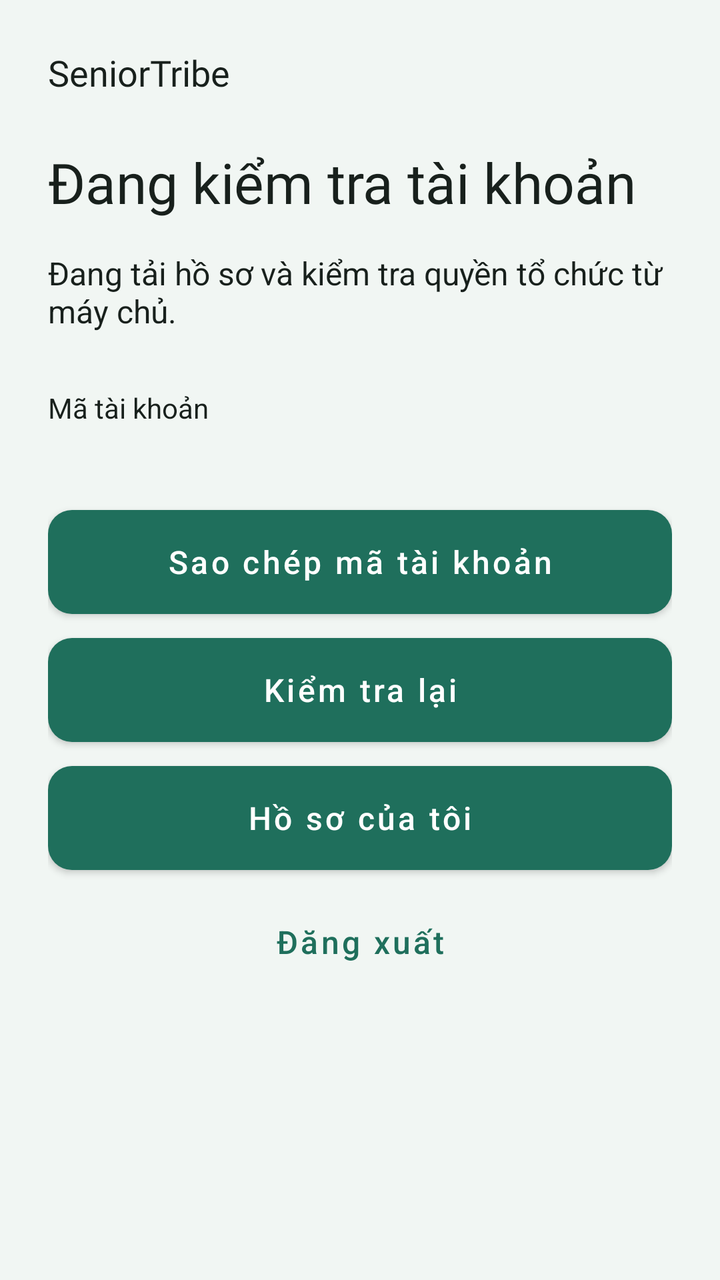
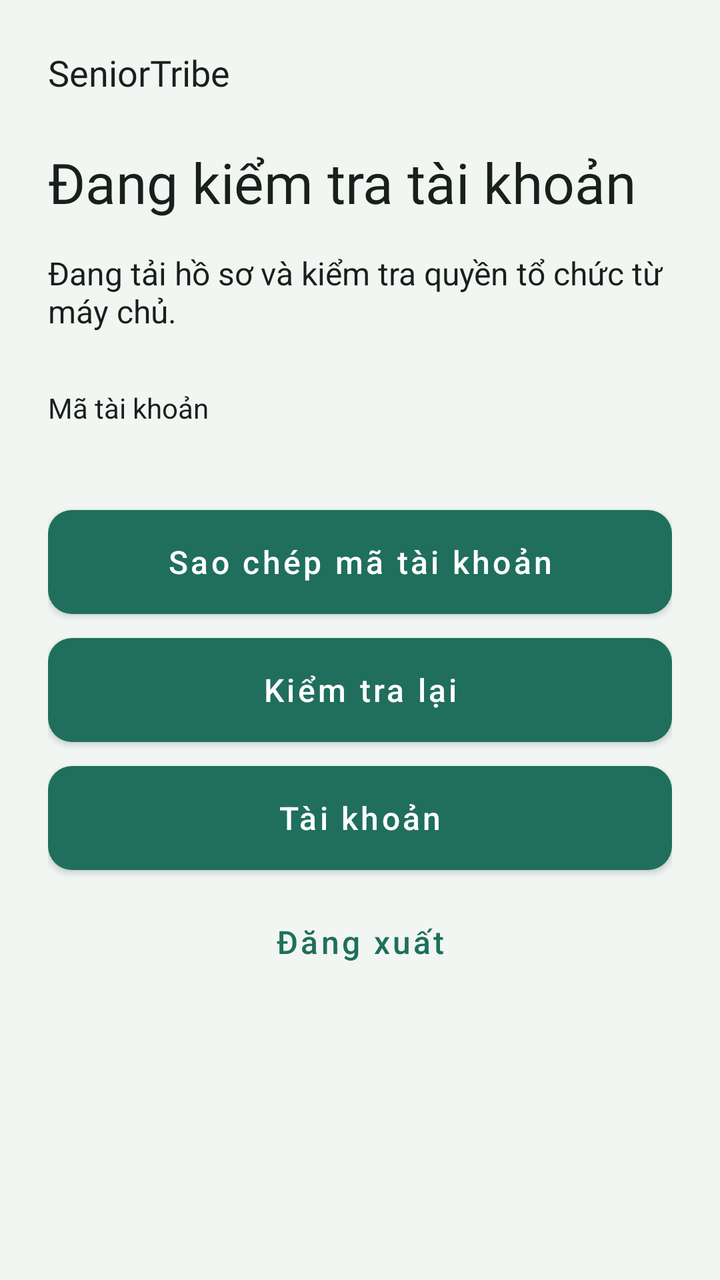

An Android layout rendered at two revisions. The XML below is the earlier revision; the diff shows what the commit changed to produce the second picture.
<!-- AndroidManifest.xml: application theme Theme.SeniorTribeApp -->
<!-- res/layout/activity_session_gate.xml -->
<?xml version="1.0" encoding="utf-8"?>
<FrameLayout xmlns:android="http://schemas.android.com/apk/res/android"
    xmlns:app="http://schemas.android.com/apk/res-auto"
    android:layout_width="match_parent" android:layout_height="match_parent">
<ScrollView android:id="@+id/st_access_content"
    android:layout_width="match_parent" android:layout_height="match_parent"
    android:fillViewport="true" android:background="@color/st_auth_background">
    <LinearLayout android:layout_width="match_parent" android:layout_height="wrap_content"
        android:orientation="vertical" android:padding="24dp">
        <TextView 
        android:layout_width="match_parent" android:layout_height="wrap_content"
        android:text="@string/st_auth_brand" android:textColor="@color/st_auth_text"
        android:textSize="18sp" android:fontFamily="@font/be_vietnam_pro_semibold" />
        <TextView android:id="@+id/st_access_title"
        android:layout_width="match_parent" android:layout_height="wrap_content"
        android:text="@string/st_access_loading_title" android:textColor="@color/st_auth_text"
        android:textSize="28sp" android:layout_marginTop="24dp" android:fontFamily="@font/be_vietnam_pro_semibold" />
<TextView android:id="@+id/st_access_description"
        android:layout_width="match_parent" android:layout_height="wrap_content"
        android:text="@string/st_access_loading_note" android:textColor="@color/st_auth_text"
        android:textSize="16sp" android:layout_marginTop="16dp" android:accessibilityLiveRegion="polite" />
<ProgressBar android:id="@+id/st_access_progress"
        android:layout_width="48dp" android:layout_height="48dp"
        android:layout_gravity="center_horizontal" android:layout_marginTop="16dp"
        android:contentDescription="@string/st_auth_loading" android:visibility="gone" />
<TextView 
        android:layout_width="match_parent" android:layout_height="wrap_content"
        android:text="@string/st_register_uid_label" android:textColor="@color/st_auth_text"
        android:textSize="14sp" android:layout_marginTop="28dp" />
<TextView android:id="@+id/st_access_uid"
        android:layout_width="match_parent" android:layout_height="wrap_content"
        android:text="@string/st_access_uid_initial" android:textColor="@color/st_auth_text"
        android:textSize="16sp" android:layout_marginTop="8dp" android:textIsSelectable="true" />
<com.google.android.material.button.MaterialButton
        android:id="@+id/st_access_copy_uid" style="@style/Widget.SeniorTribe.AuthButton"
        android:layout_width="match_parent" android:layout_height="wrap_content"
        android:layout_marginTop="12dp" android:minHeight="52dp"
        android:text="@string/st_register_copy_uid" android:textAllCaps="false"
        android:textSize="16sp" />
<com.google.android.material.button.MaterialButton
        android:id="@+id/st_access_retry" style="@style/Widget.SeniorTribe.AuthButton"
        android:layout_width="match_parent" android:layout_height="wrap_content"
        android:layout_marginTop="12dp" android:minHeight="52dp"
        android:text="@string/st_access_refresh" android:textAllCaps="false"
        android:textSize="16sp" />
<com.google.android.material.button.MaterialButton
        android:id="@+id/st_access_profile" style="@style/Widget.SeniorTribe.AuthButton"
        android:layout_width="match_parent" android:layout_height="wrap_content"
        android:layout_marginTop="12dp" android:minHeight="52dp"
        android:text="@string/st_profile_title" android:textAllCaps="false"
        android:textSize="16sp" />
<com.google.android.material.button.MaterialButton
        android:id="@+id/st_access_sign_out" style="@style/Widget.MaterialComponents.Button.TextButton"
        android:layout_width="match_parent" android:layout_height="wrap_content"
        android:layout_marginTop="12dp" android:minHeight="48dp"
        android:text="@string/st_register_sign_out" android:textAllCaps="false"
        android:textSize="16sp" />
    </LinearLayout>
</ScrollView>
<androidx.fragment.app.FragmentContainerView
    android:id="@+id/st_access_profile_container"
    android:layout_width="match_parent" android:layout_height="match_parent"
    android:visibility="gone" />
</FrameLayout>
<!-- resources referenced by this layout -->
<resources>
  <color name="st_auth_background">#F1F6F3</color>
  <color name="st_auth_text">#18201C</color>
  <string name="st_access_loading_note">Đang tải hồ sơ và kiểm tra quyền tổ chức từ máy chủ.</string>
  <string name="st_access_loading_title">Đang kiểm tra tài khoản</string>
  <string name="st_access_refresh">Kiểm tra lại</string>
  <string name="st_access_uid_initial" />
  <string name="st_auth_brand">SeniorTribe</string>
  <string name="st_auth_loading">Đang xử lý</string>
  <string name="st_profile_title">Hồ sơ của tôi</string>
  <string name="st_register_copy_uid">Sao chép mã tài khoản</string>
  <string name="st_register_sign_out">Đăng xuất</string>
  <string name="st_register_uid_label">Mã tài khoản</string>
  <style name="Widget.SeniorTribe.AuthButton" parent="Widget.MaterialComponents.Button">
          <item name="android:minHeight">52dp</item>
          <item name="android:insetTop">0dp</item>
          <item name="android:insetBottom">0dp</item>
          <item name="android:textAllCaps">false</item>
          <item name="android:textSize">16sp</item>
          <item name="cornerRadius">12dp</item>
      </style>
  <style name="Theme.SeniorTribeApp" parent="Theme.Material3.DayNight.NoActionBar">
          <item name="colorPrimary">@color/primary</item>
          <item name="colorPrimaryVariant">@color/primary_dark</item>
          <item name="colorOnPrimary">@color/on_primary</item>
          <item name="colorSecondary">@color/secondary</item>
          <item name="colorSecondaryVariant">@color/secondary_dark</item>
          <item name="colorOnSecondary">@color/on_secondary</item>
          <item name="android:statusBarColor">@color/primary_dark</item>
          <item name="android:windowBackground">@color/background</item>
          
          <item name="colorPrimaryContainer">@color/primary_light</item>
          <item name="colorOnPrimaryContainer">@color/text_primary</item>
          <item name="colorSecondaryContainer">@color/primary_light</item>
          <item name="colorOnSecondaryContainer">@color/text_primary</item>
          <item name="colorSurface">@color/surface</item>
          <item name="colorOnSurface">@color/text_primary</item>
          <item name="colorOnSurfaceVariant">@color/text_secondary</item>
          <item name="colorOutline">@color/divider</item>
          <item name="colorError">@color/error</item>
      </style>
  <color name="primary">#1F6F5C</color>
  <color name="primary_dark">#17574A</color>
  <color name="on_primary">#FFFFFF</color>
  <color name="secondary">#FB8C00</color>
  <color name="secondary_dark">#EF6C00</color>
  <color name="on_secondary">#FFFFFF</color>
  <color name="background">#F1F6F3</color>
  <color name="primary_light">#CDEDE0</color>
  <color name="text_primary">#18201C</color>
  <color name="surface">#FFFFFF</color>
  <color name="text_secondary">#52615A</color>
  <color name="divider">#D5DED9</color>
  <color name="error">#B3261E</color>
</resources>

<!-- the commit's change to res/layout/activity_session_gate.xml (unified diff, before → after) -->
@@ -2,63 +2,69 @@
 <FrameLayout xmlns:android="http://schemas.android.com/apk/res/android"
     xmlns:app="http://schemas.android.com/apk/res-auto"
     android:layout_width="match_parent" android:layout_height="match_parent">
-<ScrollView android:id="@+id/st_access_content"
-    android:layout_width="match_parent" android:layout_height="match_parent"
-    android:fillViewport="true" android:background="@color/st_auth_background">
-    <LinearLayout android:layout_width="match_parent" android:layout_height="wrap_content"
-        android:orientation="vertical" android:padding="24dp">
-        <TextView 
-        android:layout_width="match_parent" android:layout_height="wrap_content"
-        android:text="@string/st_auth_brand" android:textColor="@color/st_auth_text"
-        android:textSize="18sp" android:fontFamily="@font/be_vietnam_pro_semibold" />
-        <TextView android:id="@+id/st_access_title"
-        android:layout_width="match_parent" android:layout_height="wrap_content"
-        android:text="@string/st_access_loading_title" android:textColor="@color/st_auth_text"
-        android:textSize="28sp" android:layout_marginTop="24dp" android:fontFamily="@font/be_vietnam_pro_semibold" />
-<TextView android:id="@+id/st_access_description"
-        android:layout_width="match_parent" android:layout_height="wrap_content"
-        android:text="@string/st_access_loading_note" android:textColor="@color/st_auth_text"
-        android:textSize="16sp" android:layout_marginTop="16dp" android:accessibilityLiveRegion="polite" />
-<ProgressBar android:id="@+id/st_access_progress"
-        android:layout_width="48dp" android:layout_height="48dp"
-        android:layout_gravity="center_horizontal" android:layout_marginTop="16dp"
-        android:contentDescription="@string/st_auth_loading" android:visibility="gone" />
-<TextView 
-        android:layout_width="match_parent" android:layout_height="wrap_content"
-        android:text="@string/st_register_uid_label" android:textColor="@color/st_auth_text"
-        android:textSize="14sp" android:layout_marginTop="28dp" />
-<TextView android:id="@+id/st_access_uid"
-        android:layout_width="match_parent" android:layout_height="wrap_content"
-        android:text="@string/st_access_uid_initial" android:textColor="@color/st_auth_text"
-        android:textSize="16sp" android:layout_marginTop="8dp" android:textIsSelectable="true" />
-<com.google.android.material.button.MaterialButton
-        android:id="@+id/st_access_copy_uid" style="@style/Widget.SeniorTribe.AuthButton"
-        android:layout_width="match_parent" android:layout_height="wrap_content"
-        android:layout_marginTop="12dp" android:minHeight="52dp"
-        android:text="@string/st_register_copy_uid" android:textAllCaps="false"
-        android:textSize="16sp" />
-<com.google.android.material.button.MaterialButton
-        android:id="@+id/st_access_retry" style="@style/Widget.SeniorTribe.AuthButton"
-        android:layout_width="match_parent" android:layout_height="wrap_content"
-        android:layout_marginTop="12dp" android:minHeight="52dp"
-        android:text="@string/st_access_refresh" android:textAllCaps="false"
-        android:textSize="16sp" />
-<com.google.android.material.button.MaterialButton
-        android:id="@+id/st_access_profile" style="@style/Widget.SeniorTribe.AuthButton"
-        android:layout_width="match_parent" android:layout_height="wrap_content"
-        android:layout_marginTop="12dp" android:minHeight="52dp"
-        android:text="@string/st_profile_title" android:textAllCaps="false"
-        android:textSize="16sp" />
-<com.google.android.material.button.MaterialButton
-        android:id="@+id/st_access_sign_out" style="@style/Widget.MaterialComponents.Button.TextButton"
-        android:layout_width="match_parent" android:layout_height="wrap_content"
-        android:layout_marginTop="12dp" android:minHeight="48dp"
-        android:text="@string/st_register_sign_out" android:textAllCaps="false"
-        android:textSize="16sp" />
-    </LinearLayout>
-</ScrollView>
-<androidx.fragment.app.FragmentContainerView
-    android:id="@+id/st_access_profile_container"
-    android:layout_width="match_parent" android:layout_height="match_parent"
-    android:visibility="gone" />
+    <ScrollView android:id="@+id/st_access_content"
+        android:layout_width="match_parent" android:layout_height="match_parent"
+        android:fillViewport="true" android:background="@color/st_auth_background">
+        <LinearLayout android:layout_width="match_parent" android:layout_height="wrap_content"
+            android:orientation="vertical" android:padding="24dp">
+            <TextView
+                android:layout_width="match_parent" android:layout_height="wrap_content"
+                android:text="@string/st_auth_brand" android:textColor="@color/st_auth_text"
+                android:textSize="18sp" android:fontFamily="@font/be_vietnam_pro_semibold" />
+            <ImageView android:id="@+id/st_access_lock"
+                android:layout_width="72dp" android:layout_height="72dp"
+                android:layout_gravity="center_horizontal" android:layout_marginTop="24dp"
+                android:background="@drawable/bg_state_circle" android:padding="20dp"
+                android:src="@drawable/ic_lock" app:tint="@color/st_auth_primary"
+                android:importantForAccessibility="no" android:visibility="gone" />
+            <TextView android:id="@+id/st_access_title"
+                android:layout_width="match_parent" android:layout_height="wrap_content"
+                android:text="@string/st_access_loading_title" android:textColor="@color/st_auth_text"
+                android:textSize="28sp" android:layout_marginTop="24dp" android:fontFamily="@font/be_vietnam_pro_semibold" />
+            <TextView android:id="@+id/st_access_description"
+                android:layout_width="match_parent" android:layout_height="wrap_content"
+                android:text="@string/st_access_loading_note" android:textColor="@color/st_auth_text"
+                android:textSize="16sp" android:layout_marginTop="16dp" android:accessibilityLiveRegion="polite" />
+            <ProgressBar android:id="@+id/st_access_progress"
+                android:layout_width="48dp" android:layout_height="48dp"
+                android:layout_gravity="center_horizontal" android:layout_marginTop="16dp"
+                android:contentDescription="@string/st_auth_loading" android:visibility="gone" />
+            <TextView
+                android:layout_width="match_parent" android:layout_height="wrap_content"
+                android:text="@string/st_register_uid_label" android:textColor="@color/st_auth_text"
+                android:textSize="14sp" android:layout_marginTop="28dp" />
+            <TextView android:id="@+id/st_access_uid"
+                android:layout_width="match_parent" android:layout_height="wrap_content"
+                android:text="@string/st_access_uid_initial" android:textColor="@color/st_auth_text"
+                android:textSize="16sp" android:layout_marginTop="8dp" android:textIsSelectable="true" />
+            <com.google.android.material.button.MaterialButton
+                android:id="@+id/st_access_copy_uid" style="@style/Widget.SeniorTribe.AuthButton"
+                android:layout_width="match_parent" android:layout_height="wrap_content"
+                android:layout_marginTop="12dp" android:minHeight="52dp"
+                android:text="@string/st_register_copy_uid" android:textAllCaps="false"
+                android:textSize="16sp" />
+            <com.google.android.material.button.MaterialButton
+                android:id="@+id/st_access_retry" style="@style/Widget.SeniorTribe.AuthButton"
+                android:layout_width="match_parent" android:layout_height="wrap_content"
+                android:layout_marginTop="12dp" android:minHeight="52dp"
+                android:text="@string/st_access_refresh" android:textAllCaps="false"
+                android:textSize="16sp" />
+            <com.google.android.material.button.MaterialButton
+                android:id="@+id/st_access_profile" style="@style/Widget.SeniorTribe.AuthButton"
+                android:layout_width="match_parent" android:layout_height="wrap_content"
+                android:layout_marginTop="12dp" android:minHeight="52dp"
+                android:text="@string/st_profile_title" android:textAllCaps="false"
+                android:textSize="16sp" />
+            <com.google.android.material.button.MaterialButton
+                android:id="@+id/st_access_sign_out" style="@style/Widget.MaterialComponents.Button.TextButton"
+                android:layout_width="match_parent" android:layout_height="wrap_content"
+                android:layout_marginTop="12dp" android:minHeight="48dp"
+                android:text="@string/st_register_sign_out" android:textAllCaps="false"
+                android:textSize="16sp" />
+        </LinearLayout>
+    </ScrollView>
+    <androidx.fragment.app.FragmentContainerView
+        android:id="@+id/st_access_profile_container"
+        android:layout_width="match_parent" android:layout_height="match_parent"
+        android:visibility="gone" />
 </FrameLayout>
<!-- resource entries referenced after the edit -->
@@ -1,14 +1,32 @@
 <!-- resources referenced by this layout -->
 <resources>
   <color name="st_auth_background">#F1F6F3</color>
+  <color name="st_auth_primary">#1F6F5C</color>
   <color name="st_auth_text">#18201C</color>
+  <!-- drawable bg_state_circle (drawable) -->
+  <?xml version="1.0" encoding="utf-8"?>
+  <shape xmlns:android="http://schemas.android.com/apk/res/android" android:shape="oval">
+      
+      <solid android:color="@color/primary_light" />
+  </shape>
+  <!-- drawable ic_lock (drawable) -->
+  <?xml version="1.0" encoding="utf-8"?>
+  <vector xmlns:android="http://schemas.android.com/apk/res/android"
+      android:width="24dp"
+      android:height="24dp"
+      android:viewportWidth="24"
+      android:viewportHeight="24">
+      <path
+          android:fillColor="@color/text_secondary"
+          android:pathData="M18,8h-1V6c0,-2.76 -2.24,-5 -5,-5S7,3.24 7,6v2H6c-1.1,0 -2,0.9 -2,2v10c0,1.1 0.9,2 2,2h12c1.1,0 2,-0.9 2,-2V10c0,-1.1 -0.9,-2 -2,-2zM12,17c-1.1,0 -2,-0.9 -2,-2s0.9,-2 2,-2 2,0.9 2,2 -0.9,2 -2,2zM15.1,8H8.9V6c0,-1.71 1.39,-3.1 3.1,-3.1 1.71,0 3.1,1.39 3.1,3.1v2z" />
+  </vector>
   <string name="st_access_loading_note">Đang tải hồ sơ và kiểm tra quyền tổ chức từ máy chủ.</string>
   <string name="st_access_loading_title">Đang kiểm tra tài khoản</string>
   <string name="st_access_refresh">Kiểm tra lại</string>
   <string name="st_access_uid_initial" />
   <string name="st_auth_brand">SeniorTribe</string>
   <string name="st_auth_loading">Đang xử lý</string>
-  <string name="st_profile_title">Hồ sơ của tôi</string>
+  <string name="st_profile_title">Tài khoản</string>
   <string name="st_register_copy_uid">Sao chép mã tài khoản</string>
   <string name="st_register_sign_out">Đăng xuất</string>
   <string name="st_register_uid_label">Mã tài khoản</string>
